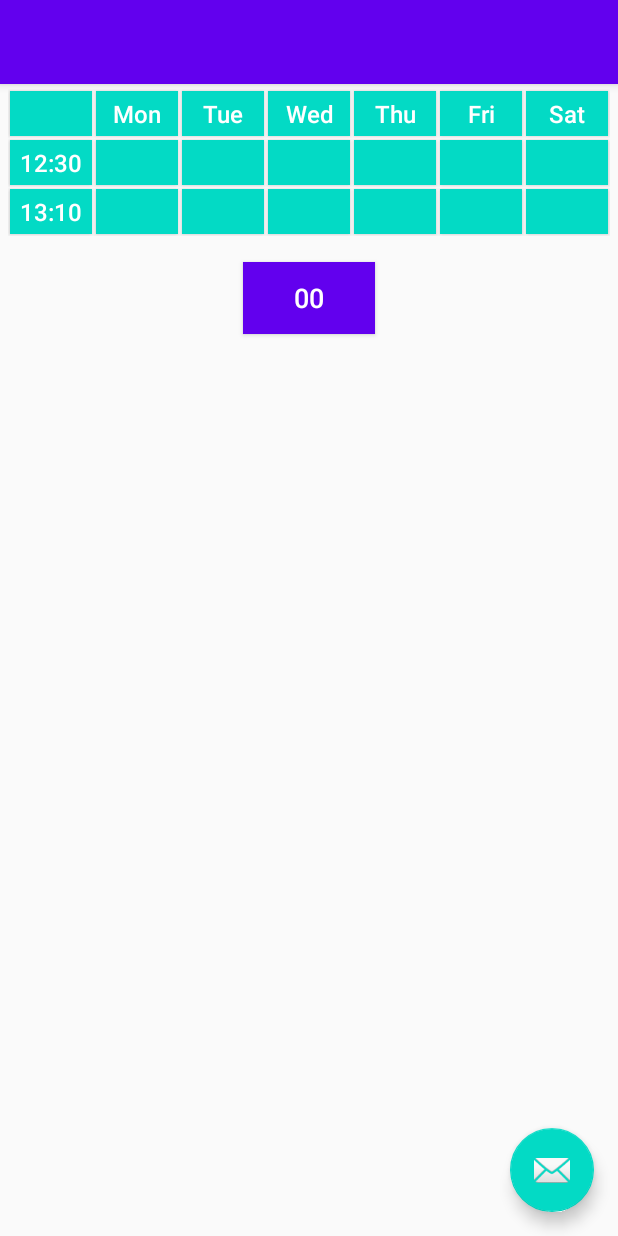
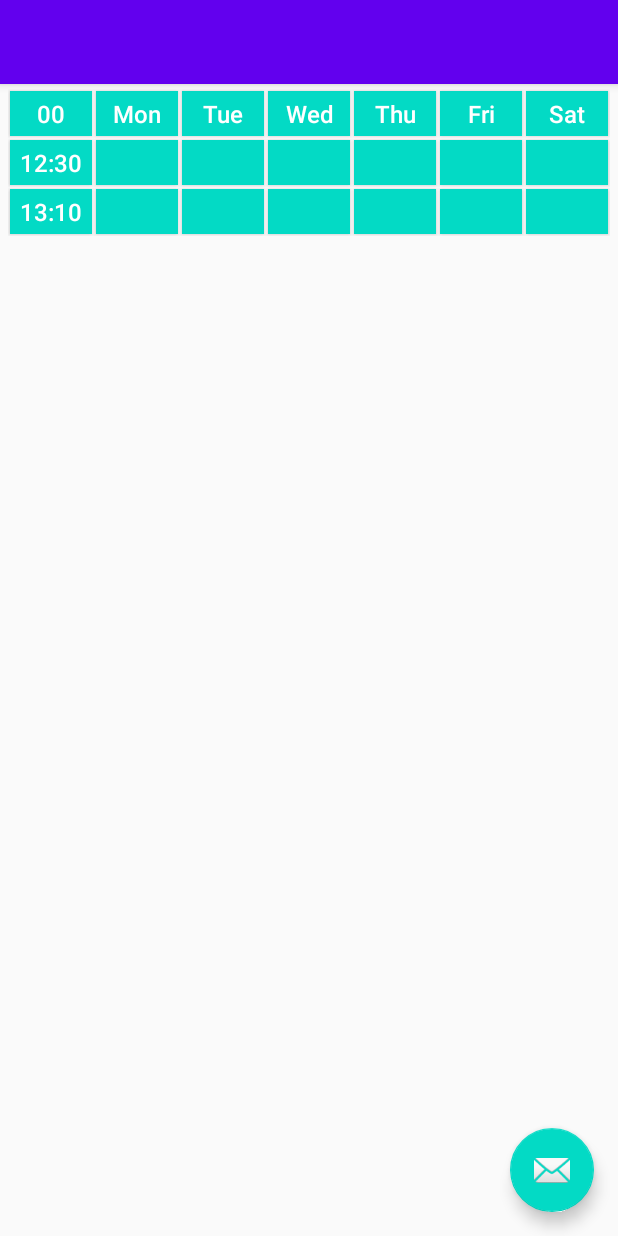
Before and after one commit to milindoka/TimeTable, an Android app: the screen it shows after launch (MainActivity), on a phone screen of 412 x 824 dp. Run offline under Robolectric (Android 15) with nearby library versions, the phone set to English and light mode, and no system bars.

Commit message:
Removed unwanted Reset button, put old content in entry dialog

```diff
--- a/app/src/main/java/in/org/ilugbom/PagerAdapter.java
+++ b/app/src/main/java/in/org/ilugbom/PagerAdapter.java
@@ -1,27 +1,18 @@
 package in.org.ilugbom;
 
 import android.app.AlertDialog;
-import android.content.Context;
 import android.content.DialogInterface;
 import android.content.SharedPreferences;
-import android.util.Log;
 import android.view.LayoutInflater;
 import android.view.View;
 import android.view.ViewGroup;
 import android.widget.Button;
 import android.widget.EditText;
-import android.widget.TextView;
-
 import androidx.annotation.NonNull;
 import androidx.recyclerview.widget.RecyclerView;
-import androidx.viewpager.widget.ViewPager;
-
-import com.google.gson.Gson;
+//import com.google.gson.Gson;
 
 import java.util.List;
-import java.util.zip.Inflater;
-
-import static android.content.ContentValues.TAG;
 import static android.content.Context.MODE_PRIVATE;
 import static android.provider.Contacts.SettingsColumns.KEY;
 
@@ -36,13 +27,13 @@ public class PagerAdapter extends RecyclerView.Adapter
     class PagerViewHolder extends RecyclerView.ViewHolder  implements View.OnClickListener
     {
 
-        private Button btnReset;
+     //   private Button btnReset;
         private Button btt[][]=new Button[TOTALROWS][TOTALCOLS];
 
         public PagerViewHolder(@NonNull View itemView) {
             super(itemView);
 
-            btnReset = itemView.findViewById(R.id.bReset);
+           // btnReset = itemView.findViewById(R.id.bReset);
 
             int i=0,j=0;
             for ( i = 0; i < TOTALROWS; i++)
@@ -67,10 +58,10 @@ public class PagerAdapter extends RecyclerView.Adapter
             final int col=tempcol;
 
             final Button tempbutton =v.findViewById(ii);
+            String presentcontent=pagerMList.get(CURRENTPAGE).getCell(row,col);
+            final EditText taskEditText = new EditText(v.getContext());
+            taskEditText.setText(presentcontent);
 
-         // showDialog(v.getContext());
-        //    final int V=v.getId();
-            final EditText taskEditText = new EditText(v.getContext());
             AlertDialog dialog = new AlertDialog.Builder(v.getContext())
                     .setTitle("Edit Cell")
                     .setMessage("Enter Cell Content")
@@ -80,7 +71,6 @@ public class PagerAdapter extends RecyclerView.Adapter
                         public void onClick(DialogInterface dialog, int which) {
 
                             String task = String.valueOf(taskEditText.getText());
-
                             pagerMList.get(CURRENTPAGE).setCell(row,col,task);
                             tempbutton.setText(task);
                             SaveData();
@@ -115,7 +105,7 @@ public class PagerAdapter extends RecyclerView.Adapter
         PagerViewHolder viewHolder = (PagerViewHolder) holder;
         PagerM pagerM = pagerMList.get(position);
         CURRENTPAGE=position;
-        viewHolder.btnReset.setText(pagerM.getPagerDescription());
+       // viewHolder.btnReset.setText(pagerM.getPagerDescription());
 
         int i=0,j=0;
         for ( i = 0; i < TOTALROWS; i++)
@@ -123,6 +113,7 @@ public class PagerAdapter extends RecyclerView.Adapter
             {
                 viewHolder.btt[i][j].setText(pagerM.getCell(i, j));
             }
+        viewHolder.btt[0][0].setText(String.format("%02d",CURRENTPAGE));
     }
 
     @Override
--- a/app/src/main/res/layout/adapter_pager.xml
+++ b/app/src/main/res/layout/adapter_pager.xml
@@ -367,19 +367,4 @@
         </TableRow>
     </TableLayout>
 
-    <!--Button to show title-->
-    <Button
-        android:id="@+id/bReset"
-        android:layout_width="wrap_content"
-        android:layout_height="wrap_content"
-        android:layout_below="@+id/glGameBoard"
-        android:layout_centerHorizontal="true"
-        android:layout_margin="16dp"
-        android:padding="1dp"
-        android:text="RESET"
-        android:textSize="18sp"
-        android:textColor="#FFFFFF"
-        android:background="@color/colorPrimary"
-        />
-
 </RelativeLayout>
```
Also changed, not shown: app/src/main/java/in/org/ilugbom/FirstFragment.java (deleted, +0 -34 lines), app/src/main/java/in/org/ilugbom/SecondFragment.java (deleted, +0 -34 lines), app/src/main/res/layout/fragment_first.xml (deleted, +0 -28 lines), app/src/main/res/layout/fragment_second.xml (deleted, +0 -27 lines).
